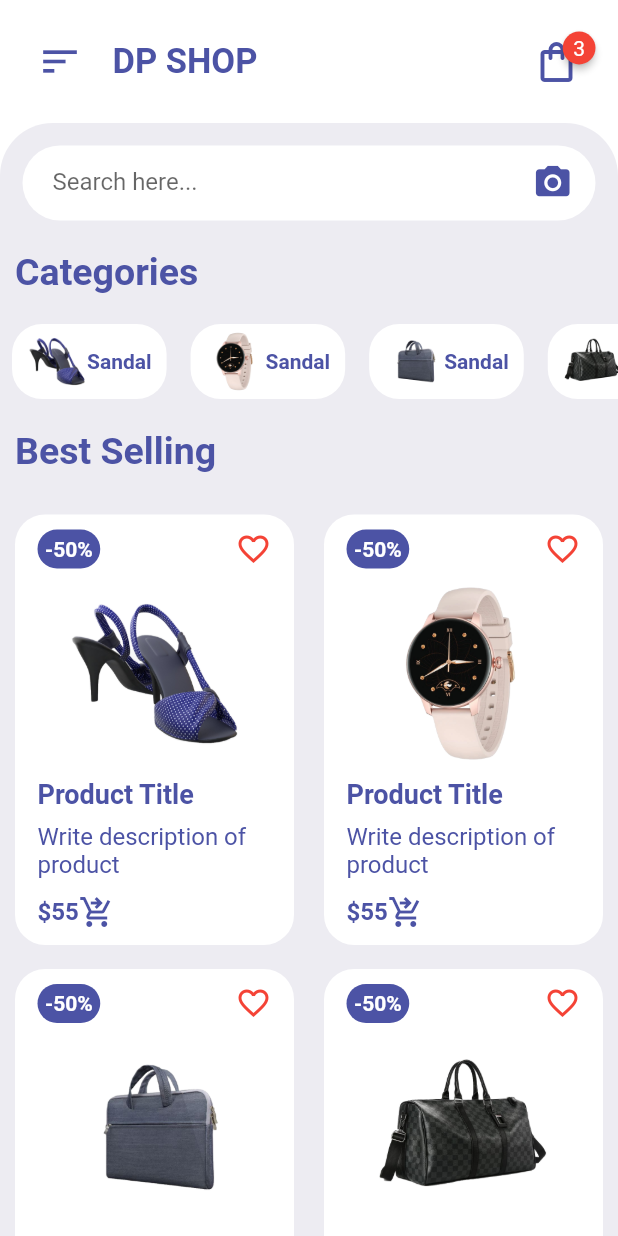
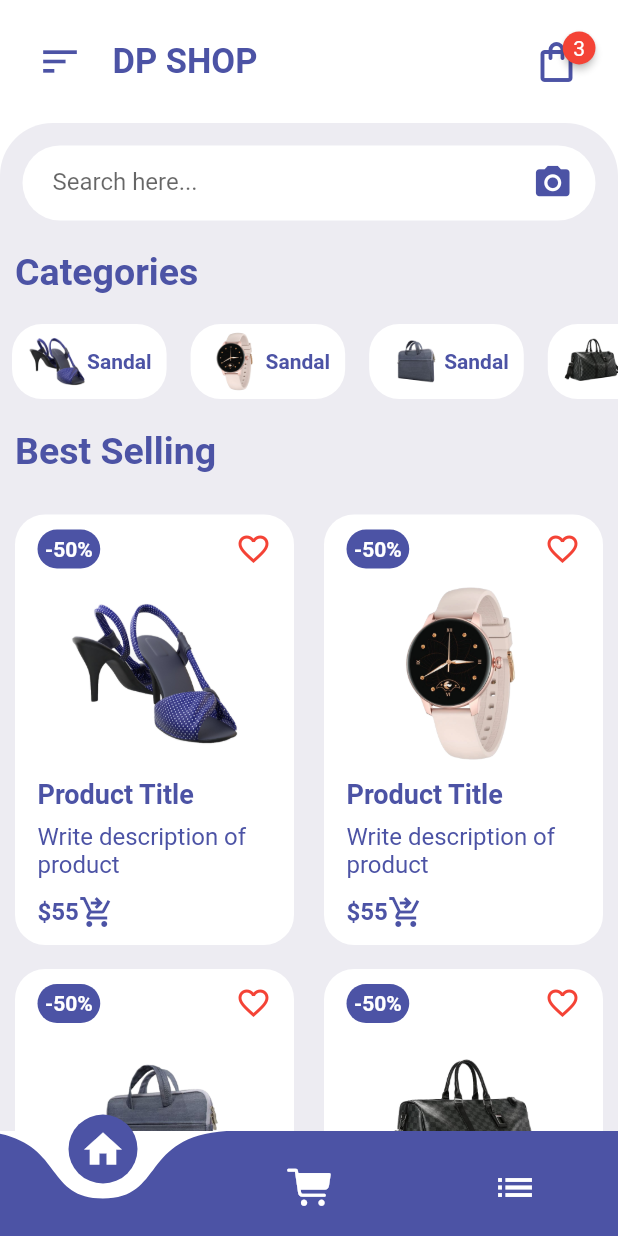
Before and after one commit to DoomMangoes/ShoppingAppUI, a Flutter app: the screen it shows after launch, on a phone screen of 412 x 824 dp. Run offline on Flutter 3.47's test engine with Material 2 defaults, Android fonts, the phone set to English and light mode, and no system bars; drawn by our look-alikes of badges, curved_navigation_bar.

Commit message:
Added CurvedNavigationBar

```diff
--- a/lib/pages/Homepage.dart
+++ b/lib/pages/Homepage.dart
@@ -1,4 +1,6 @@
+import 'package:flutter/cupertino.dart';
 import 'package:flutter/material.dart';
+import 'package:curved_navigation_bar/curved_navigation_bar.dart';
 import '../widgets/HomeAppBar.dart';
 import '../widgets/CategoriesWidget.dart';
 import '../widgets/ItemsWidget.dart';
@@ -92,6 +94,29 @@ class HomePage extends StatelessWidget {
                 ],
               )),
         ],
-    ));
+      ),
+      bottomNavigationBar: CurvedNavigationBar(
+          backgroundColor: Colors.transparent,
+          onTap: (index) {},
+          height: 70,
+          color: Color(0xFF4C53A5),
+          items: [
+            Icon(
+              Icons.home,
+              size: 30,
+              color: Colors.white,
+            ),
+            Icon(
+              CupertinoIcons.cart_fill,
+              size: 30,
+              color: Colors.white,
+            ),
+            Icon(
+              Icons.list,
+              size: 30,
+              color: Colors.white,
+            ),
+          ]),
+    );
   }
 }
--- a/pubspec.yaml
+++ b/pubspec.yaml
@@ -21,6 +21,7 @@ dependencies:
     sdk: flutter
   badges: ^2.0.3
   cupertino_icons: ^1.0.5
+  curved_navigation_bar: ^1.0.3
 
 dev_dependencies:
   flutter_test:
```
Lines whose indentation alone changed are shown as unchanged.
